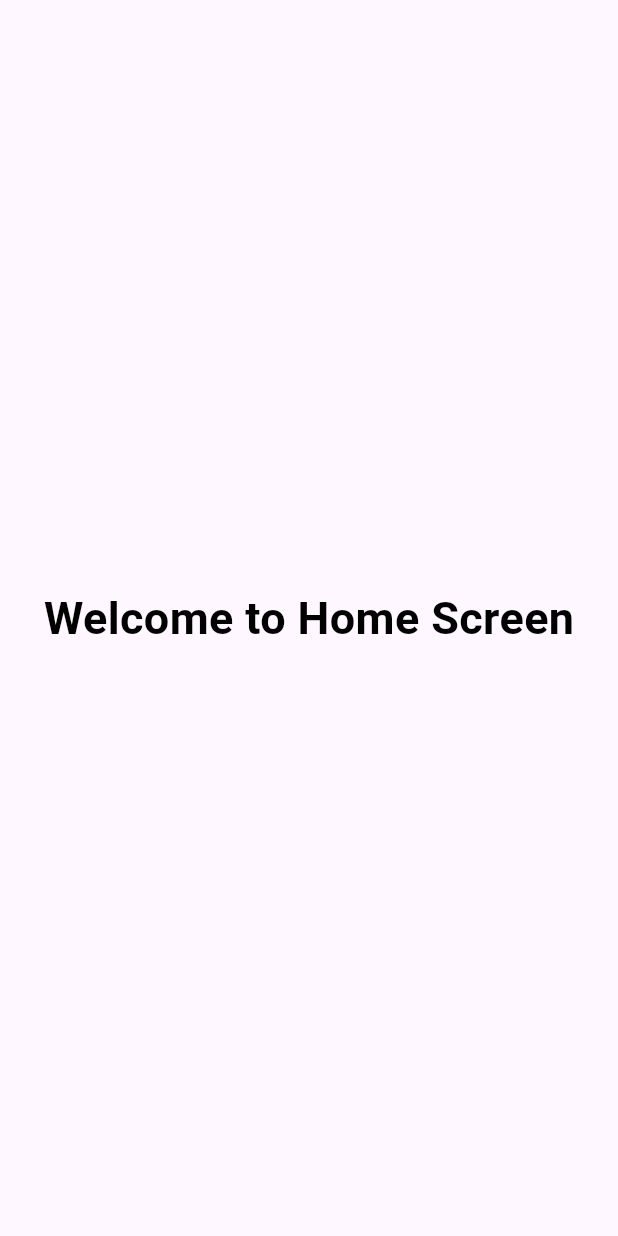
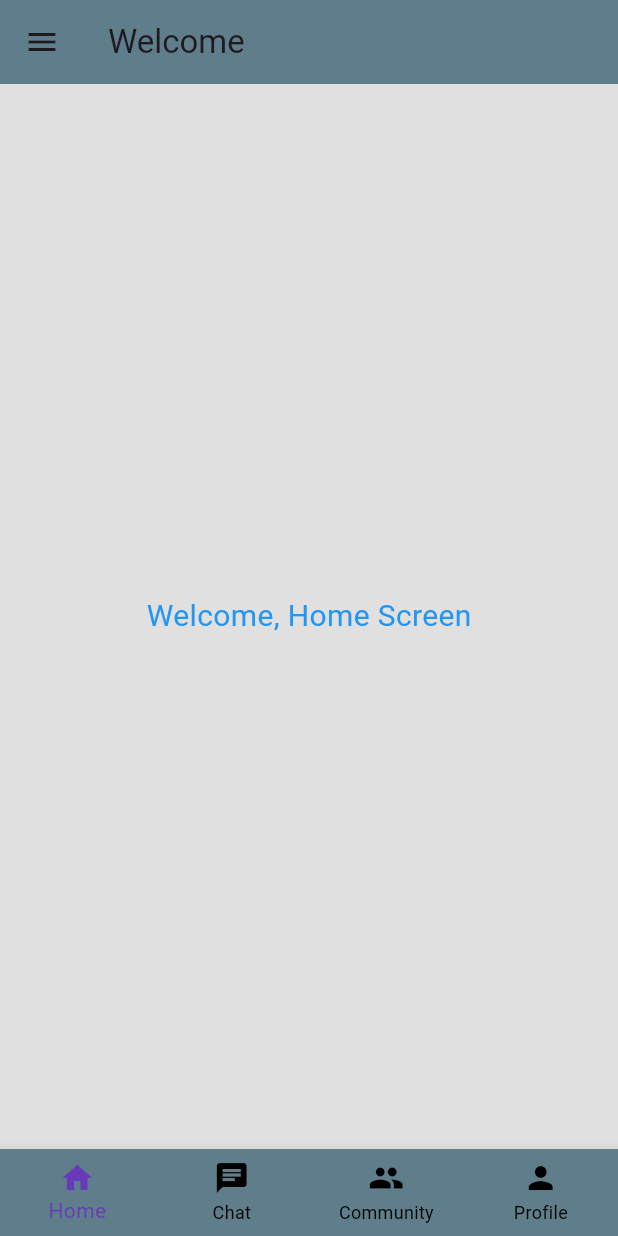
Before and after one commit to NATO-dotcom/navigation, a Flutter app: the screen it shows after launch, after a tap on "Get Started", on a phone screen of 412 x 824 dp. Run offline on Flutter 3.47's test engine with Material 3 defaults, Android fonts, the phone set to English and light mode, and no system bars.

Commit message:
Added more navigation features

```diff
--- a/lib/main.dart
+++ b/lib/main.dart
@@ -1,4 +1,5 @@
 import 'package:flutter/material.dart';
+import 'package:navigation/nav/home_nav.dart';
 import 'package:navigation/screens/home_screen.dart';
 import 'package:navigation/screens/welcome.dart';
 
@@ -18,7 +19,8 @@ class MyApp extends StatelessWidget {
       home: const Welcome(),
       //declaring the routes e.g navigating to home screen
       routes: {
-        "/home":(context) => HomeScreen()
+        "/home":(context) => HomeScreen(),
+        "/nav":(context) => HomeNav()
       },
     );
   }
--- /dev/null
+++ b/lib/nav/home_nav.dart
@@ -0,0 +1,72 @@
+import 'package:flutter/material.dart';
+
+class HomeNav extends StatefulWidget {
+  const HomeNav({super.key});
+
+  @override
+  State<HomeNav> createState() => _HomeNavState();
+}
+
+class _HomeNavState extends State<HomeNav> {
+  int _selectedIndex = 0;
+  final List<Widget> _screens = [
+    Center(
+      child: Text(
+        "Welcome, Home Screen",
+        style: TextStyle(color: Colors.blue, fontSize: 20),
+      ),
+    ),
+    Center(
+      child: Text(
+        "Welcome, Chat Screen",
+        style: TextStyle(color: Colors.blue, fontSize: 20),
+      ),
+    ),
+    Center(
+      child: Text(
+        "Welcome, Community",
+        style: TextStyle(color: Colors.blue, fontSize: 20),
+      ),
+    ),
+    Center(
+      child: Text(
+        "Create a profile ",
+        style: TextStyle(color: Colors.blue, fontSize: 20),
+      ),
+    ),
+  ];
+
+  void _onItemtapped(int index){
+      setState(() {
+        _selectedIndex = index;
+      });
+  }
+
+
+  @override
+  Widget build(BuildContext context) {
+    return Scaffold(
+      backgroundColor: Colors.grey[300],
+      appBar: AppBar(backgroundColor: Colors.blueGrey, title: Text("Welcome")),
+      drawer: Drawer(
+        backgroundColor: Colors.grey,
+      ),
+      body: _screens[_selectedIndex],
+      bottomNavigationBar: BottomNavigationBar(
+        currentIndex: _selectedIndex,
+        backgroundColor: Colors.blueGrey,
+        type: BottomNavigationBarType
+            .fixed, //for display 4 items in the bottom nav bar
+            onTap: _onItemtapped,
+            selectedItemColor: Colors.deepPurple,
+            unselectedItemColor: Colors.black,
+        items: [
+          BottomNavigationBarItem(icon: Icon(Icons.home), label: "Home"),
+          BottomNavigationBarItem(icon: Icon(Icons.chat), label: "Chat"),
+          BottomNavigationBarItem(icon: Icon(Icons.people), label: "Community"),
+          BottomNavigationBarItem(icon: Icon(Icons.person), label: "Profile"),
+        ],
+      ),
+    );
+  }
+}
--- a/lib/screens/welcome.dart
+++ b/lib/screens/welcome.dart
@@ -23,7 +23,7 @@ class Welcome extends StatelessWidget {
           const SizedBox(height: 200),
 
           GestureDetector(
-            onTap: () => Navigator.pushNamed(context, "/home"),
+            onTap: () => Navigator.pushReplacementNamed(context, "/nav"),
 
             child: Container(
               width: 300,
```
